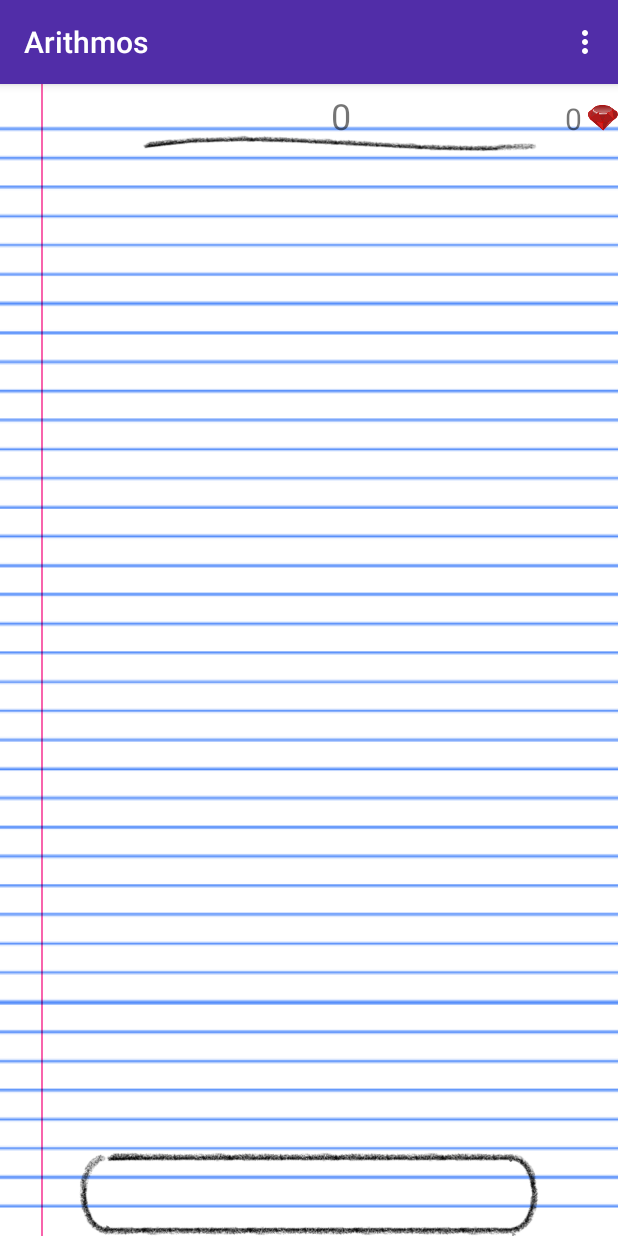
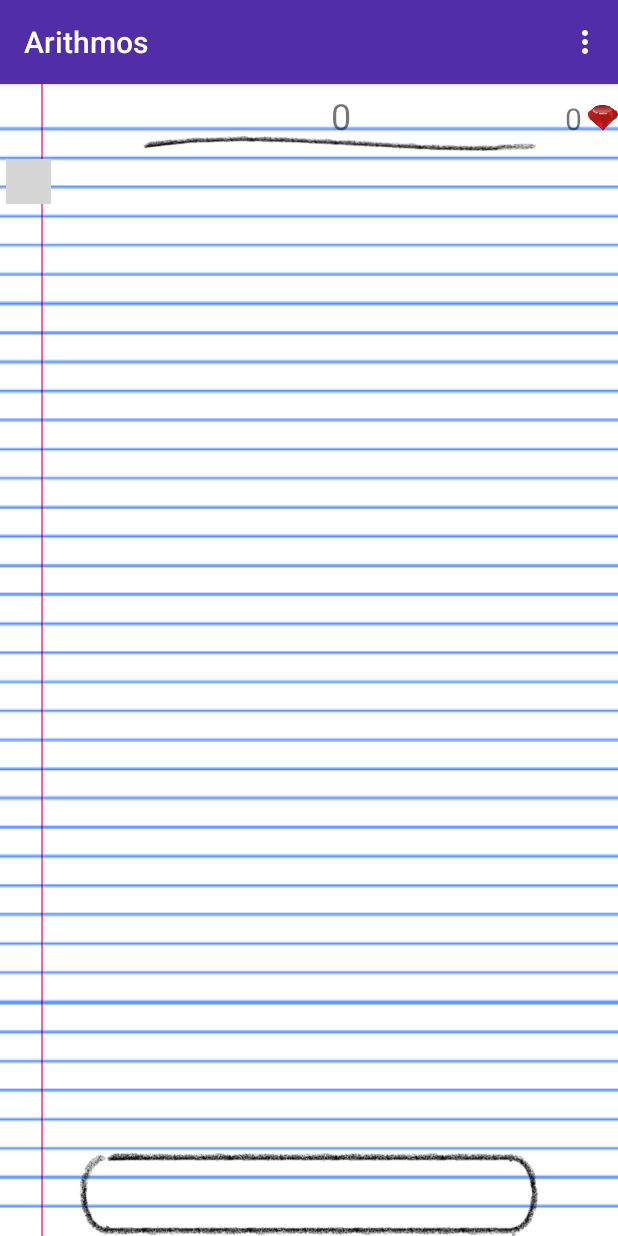
Before and after one commit to boozey/Arithmos, an Android app: the GameActivity screen opened directly, with no data from a screen before it, on a phone screen of 412 x 824 dp. Run offline under Robolectric (Android 15) with nearby library versions, the phone set to English and light mode, and no system bars; 2 statements that could not run were skipped.

Commit message:
Added manual operation control button

```diff
--- /dev/null
+++ b/app/src/main/res/drawable/operations_button_background.xml
@@ -0,0 +1,7 @@
+<?xml version="1.0" encoding="utf-8"?>
+<selector xmlns:android="http://schemas.android.com/apk/res/android">
+<item android:drawable="@drawable/ic_operations_selected"
+    android:state_selected="true"/>
+    <item android:drawable="@drawable/ic_operations_icon"
+        />
+</selector>
--- a/app/src/main/res/layout/activity_game.xml
+++ b/app/src/main/res/layout/activity_game.xml
@@ -78,6 +78,12 @@
                 android:layout_height="match_parent"
                 android:orientation="vertical"
                 android:gravity="center_horizontal">
+                <ImageButton
+                    android:layout_width="@dimen/slash_icon_size"
+                    android:layout_height="@dimen/slash_icon_size"
+                    android:layout_margin="4dp"
+                    android:background="@drawable/operations_button_background"
+                    android:onClick="OperationButtonClick"/>
                 <ListView android:id="@+id/upcoming_goal_listview"
                     android:layout_width="@dimen/goal_list_width"
                     android:layout_height="wrap_content"
--- a/app/src/main/res/layout/activity_match_game.xml
+++ b/app/src/main/res/layout/activity_match_game.xml
@@ -99,6 +99,12 @@
                 android:layout_height="match_parent"
                 android:orientation="vertical"
                 android:gravity="center_horizontal">
+                <ImageButton
+                    android:layout_width="@dimen/slash_icon_size"
+                    android:layout_height="@dimen/slash_icon_size"
+                    android:layout_margin="4dp"
+                    android:background="@drawable/operations_button_background"
+                    android:onClick="OperationButtonClick"/>
                 <ListView android:id="@+id/upcoming_goal_listview"
                     android:layout_width="@dimen/goal_list_width"
                     android:layout_height="wrap_content"
--- a/app/src/main/res/values/special_store_data.xml
+++ b/app/src/main/res/values/special_store_data.xml
@@ -22,10 +22,10 @@
     </integer-array>
 
     <integer-array name="special_costs">
+        <item>200</item>
         <item>100</item>
-        <item>50</item>
-        <item>75</item>
-        <item>75</item>
+        <item>150</item>
+        <item>150</item>
     </integer-array>
 
 </resources>
```
Also changed, not shown: app/src/main/java/com/nakedape/arithmos/GameActivity.java (+9 -0 lines), app/src/main/java/com/nakedape/arithmos/GameBoard.java (+90 -85 lines), app/src/main/java/com/nakedape/arithmos/MatchGameActivity.java (+9 -0 lines).
